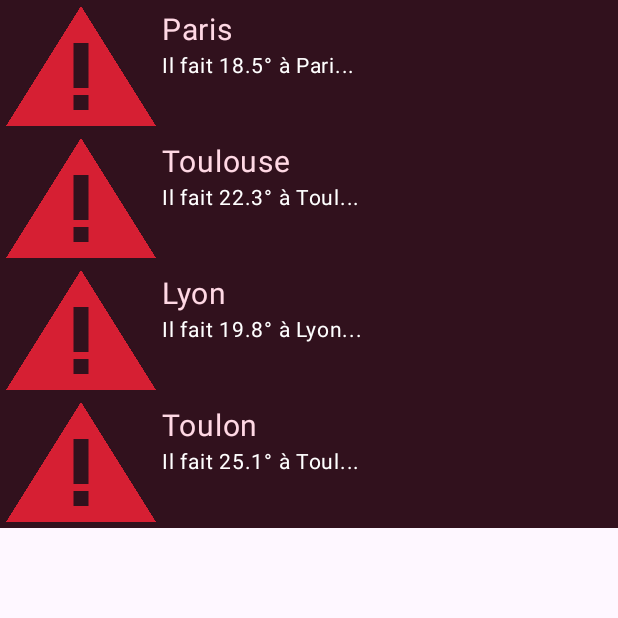
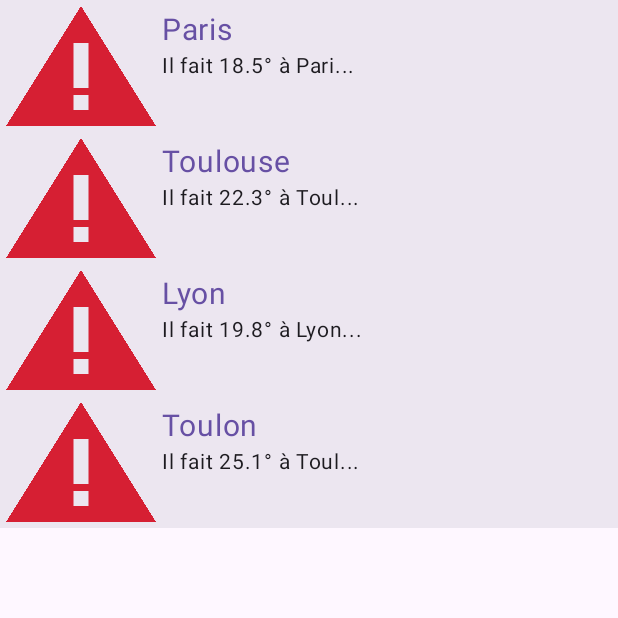
Before and after one commit to Anth06ny/A25_12_plb_android, an Android app built with Jetpack Compose: the screen it shows after launch (MainActivity), on a phone screen of 412 x 824 dp, the top half of it. Run offline under Robolectric (Android 15) with nearby library versions, the phone set to English and light mode, and no system bars; pictures from the network do not load.

Commit message:
Mise à jour couleur

```diff
--- a/app/src/main/java/com/amonteiro/a25_12_plb_android/presentation/ui/screens/SearchScreen.kt
+++ b/app/src/main/java/com/amonteiro/a25_12_plb_android/presentation/ui/screens/SearchScreen.kt
@@ -46,13 +46,12 @@ fun SearchScreenPreview() {
 fun SearchScreen(modifier: Modifier = Modifier,
                  mainViewModel: MainViewModel = MainViewModel()) {
 
-
     Column(modifier = modifier.fillMaxSize()) {
 
         val list = mainViewModel.dataList.collectAsStateWithLifecycle().value
 
         list.forEach {
-            PictureRowItem(data = it, modifier = Modifier.background(MaterialTheme.colorScheme.onTertiaryContainer))
+            PictureRowItem(data = it, modifier = Modifier.background(MaterialTheme.colorScheme.surfaceContainerHigh))
         }
     }
 }
@@ -84,10 +83,10 @@ fun PictureRowItem(modifier: Modifier = Modifier, data: WeatherBean) {
 
         Column(modifier = Modifier.padding(4.dp)) {
             Text(text = data.name,
-                color = MaterialTheme.colorScheme.tertiaryContainer,
+                color = MaterialTheme.colorScheme.primary,
                 fontSize = 20.sp)
             Text(text = data.getResume().take(20) + "...",
-                color = MaterialTheme.colorScheme.onPrimary,
+                color = MaterialTheme.colorScheme.onSurface,
                 fontSize = 14.sp)
         }
     }
```
